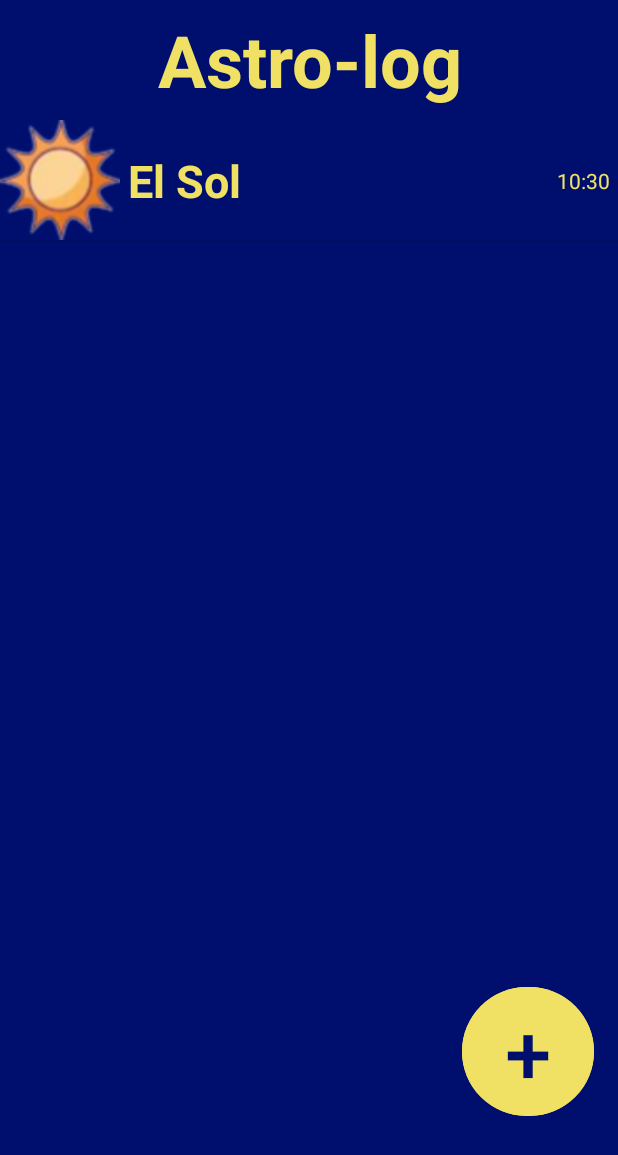
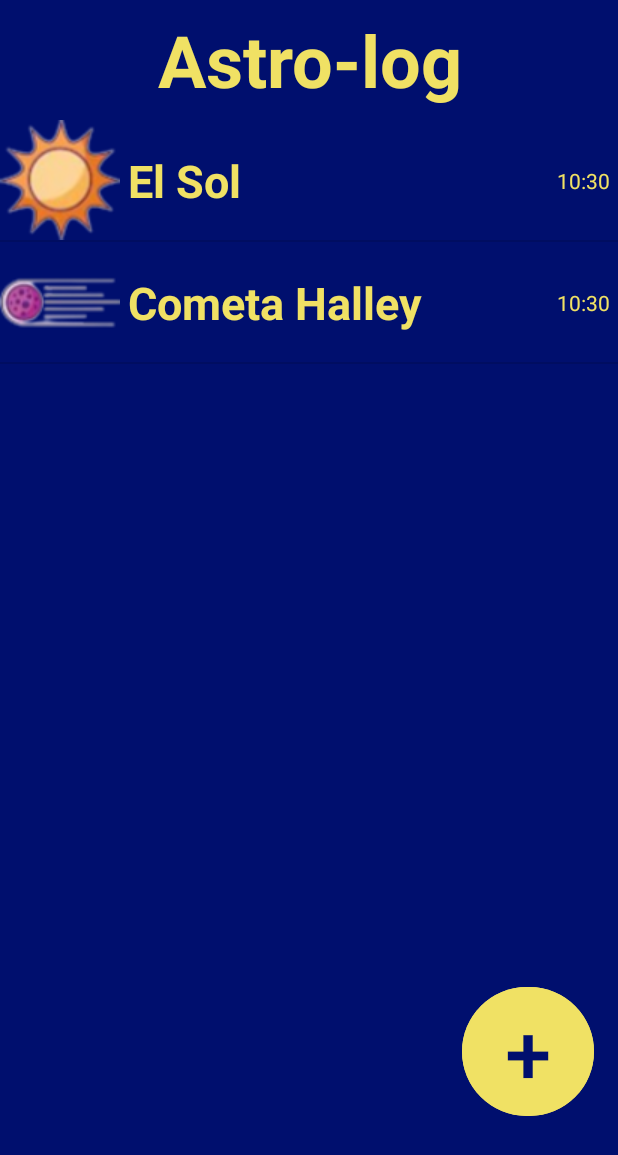
Before and after one commit to LeoDanoGG/AstroLog, an Android app: the screen it shows after launch (MainActivity), on a phone screen of 412 x 824 dp. Shown: the top 1155 px of the screen. Run offline under Robolectric (Android 15) with nearby library versions, the phone set to English and light mode, and no system bars.

Commit message:
Añadido otro item de ejemplo y asiciación del icono al item

```diff
--- a/app/src/main/java/com/prueba/astrolog/AstroLogAdapter.java
+++ b/app/src/main/java/com/prueba/astrolog/AstroLogAdapter.java
@@ -44,13 +44,13 @@ public class AstroLogAdapter extends ArrayAdapter {
         nombreTextView.setText(item.name);
 
         // Poner la foto
-        /*try {
+        try {
             ImageView fotoImageView = convertView.findViewById(R.id.AstroImageView);
             fotoImageView.setImageDrawable(context.getDrawable(item.image));
         } catch (Exception e) {
             ImageView fotoImageView = convertView.findViewById(R.id.AstroImageView);
             fotoImageView.setImageDrawable(context.getDrawable(R.drawable.cometa));
-        }*/
+        }
 
         // Mostrar fecha
         TextView fechaTextView = convertView.findViewById(R.id.AstroTimeTextView);
--- a/app/src/main/java/com/prueba/astrolog/MainActivity.java
+++ b/app/src/main/java/com/prueba/astrolog/MainActivity.java
@@ -32,6 +32,7 @@ public class MainActivity extends AppCompatActivity {
         AstroList = findViewById(R.id.AstroListView);
         // Agregar log de prueba
         AstroLista.add(new AstroItem(R.drawable.estrella, "El Sol", new Date()));
+        AstroLista.add(new AstroItem(R.drawable.cometa, "Cometa Halley", new Date()));
 
         // Vincular la vista de cada fila a los datos
         adapter = new AstroLogAdapter(this, R.layout.astrolog_item, AstroLista);
--- a/app/src/main/res/layout/astrolog_item.xml
+++ b/app/src/main/res/layout/astrolog_item.xml
@@ -12,8 +12,7 @@
         app:layout_constraintBottom_toBottomOf="parent"
         app:layout_constraintEnd_toStartOf="@+id/AstroNameTextView"
         app:layout_constraintStart_toStartOf="parent"
-        app:layout_constraintTop_toTopOf="parent"
-        app:srcCompat="@drawable/estrella" />
+        app:layout_constraintTop_toTopOf="parent" />
 
     <TextView
         android:id="@+id/AstroNameTextView"
```
